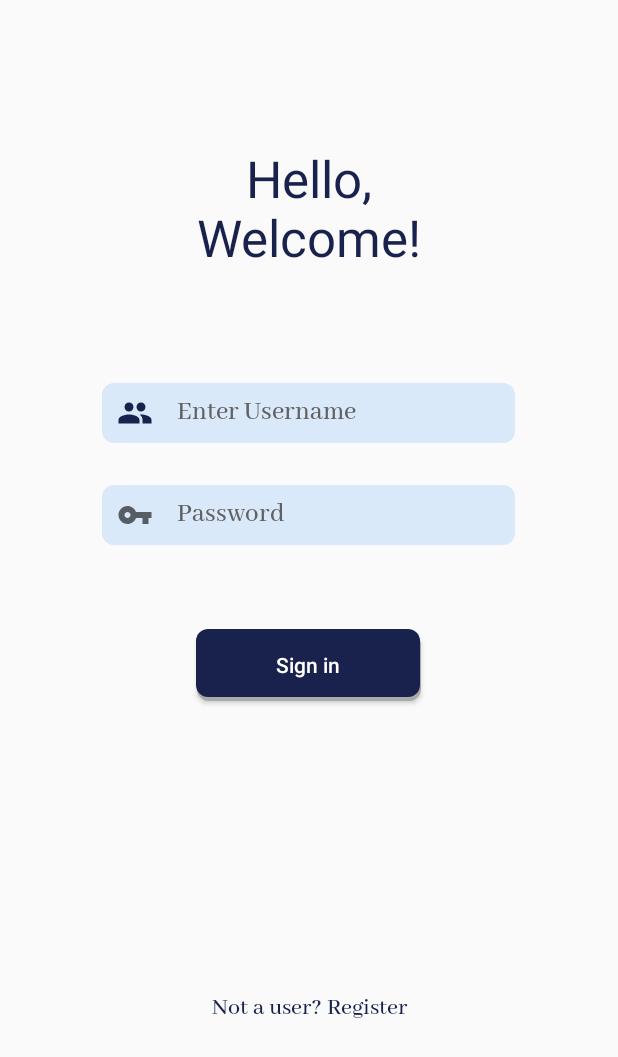
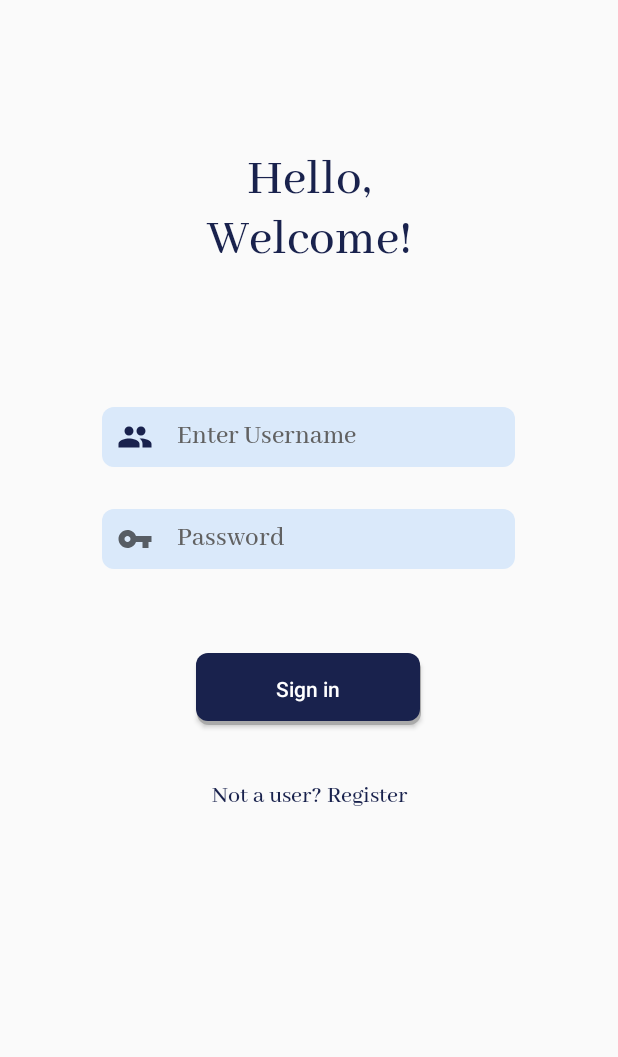
Before and after one commit to DeadliestDemon/Servo, an Android app: the LoginActivity screen opened directly, with no data from a screen before it, on a phone screen of 412 x 824 dp. Shown: the top 1057 px of the screen. Run offline under Robolectric (Android 15) with nearby library versions, the phone set to English and light mode, and no system bars.

Commit message:
Fixed layout constraints of login activity

```diff
--- a/app/src/main/res/layout/activity_login.xml
+++ b/app/src/main/res/layout/activity_login.xml
@@ -10,11 +10,12 @@
         android:id="@+id/textView2"
         android:layout_width="178dp"
         android:layout_height="91dp"
-        android:layout_marginTop="96dp"
+        android:layout_marginTop="100dp"
         android:text="@string/welcome"
         android:textAlignment="center"
+        android:fontFamily="@font/abhaya_libre"
+        android:textColor="@color/colorPrimary"
         android:textSize="34sp"
-        android:textColor="@color/colorPrimary"
         app:layout_constraintEnd_toEndOf="parent"
         app:layout_constraintStart_toStartOf="parent"
         app:layout_constraintTop_toTopOf="parent" />
@@ -24,24 +25,24 @@
         android:layout_width="275dp"
         android:layout_height="40dp"
         android:layout_marginStart="16dp"
-        android:layout_marginTop="68dp"
+        android:layout_marginTop="80dp"
         android:layout_marginEnd="16dp"
+        android:background="@drawable/custom_edit_text_view"
         android:drawablePadding="16dp"
         android:ems="10"
+        android:fontFamily="@font/abhaya_libre"
+        android:hint="@string/username"
+        android:importantForAutofill="no"
+        android:inputType="textPersonName"
+        android:paddingStart="10dp"
         android:paddingEnd="12dp"
-        android:paddingStart="10dp"
-        android:hint="@string/username"
-        android:inputType="textPersonName"
-        android:fontFamily="@font/abhaya_libre"
         android:textColor="@color/colorPrimary"
         android:textColorHint="#616161"
+        app:drawableStartCompat="@drawable/custom_mail_icon"
         app:layout_constraintEnd_toEndOf="parent"
         app:layout_constraintHorizontal_bias="0.497"
         app:layout_constraintStart_toStartOf="parent"
-        app:drawableStartCompat="@drawable/custom_mail_icon"
-        android:background="@drawable/custom_edit_text_view"
-        app:layout_constraintTop_toBottomOf="@+id/textView2"
-        android:importantForAutofill="no" />
+        app:layout_constraintTop_toBottomOf="@+id/textView2" />
 
     <EditText
         android:id="@+id/logPass"
@@ -84,16 +85,14 @@
         android:id="@+id/notAuser"
         android:layout_width="173dp"
         android:layout_height="39dp"
-        android:layout_marginBottom="132dp"
+        android:layout_marginTop="28dp"
         android:fontFamily="@font/abhaya_libre"
         android:gravity="center"
         android:text="@string/notAUser"
         android:textAlignment="center"
         android:textColor="@color/textColorPrimary"
         android:textSize="16sp"
-        app:layout_constraintBottom_toBottomOf="parent"
         app:layout_constraintEnd_toEndOf="parent"
         app:layout_constraintStart_toStartOf="parent"
-        app:layout_constraintTop_toBottomOf="@+id/loginBtn"
-        app:layout_constraintVertical_bias="1.0" />
+        app:layout_constraintTop_toBottomOf="@+id/loginBtn" />
 </androidx.constraintlayout.widget.ConstraintLayout>
--- a/app/src/main/res/values/strings.xml
+++ b/app/src/main/res/values/strings.xml
@@ -49,5 +49,6 @@
     <string name="complaintEnd">Complaint ended on :</string>
     <string name="addNewComplain">Add a new complaint </string>
     <string name="menu">menu</string>
+    <string name="logo">logo</string>
 
 </resources>
```
Also changed, not shown: app/src/main/res/layout/activity_main.xml (+3 -4 lines).
